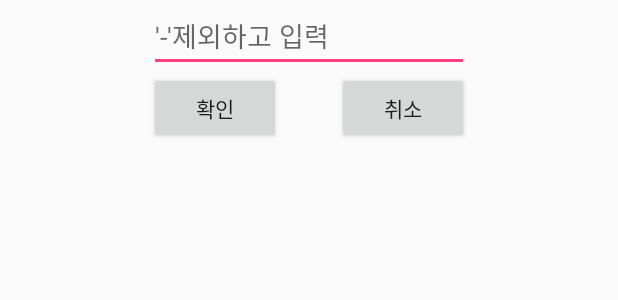
After one commit to KimmTY/capstone, an Android app: the layout activity_add_guest.xml on its own in the app's theme, with its tools: preview values and no code run, on a phone screen of 412 x 824 dp. The commit adds this screen. Shown: the top 300 px of the screen. Run offline under Robolectric (Android 15) with nearby library versions, the phone set to English and light mode, and no system bars.

Commit message:
[명호] Add Guest Dialog 기능 추가

```diff
--- a/myungho/HomeNect/app/build.gradle
+++ b/myungho/HomeNect/app/build.gradle
@@ -24,6 +24,7 @@ dependencies {
     androidTestCompile('com.android.support.test.espresso:espresso-core:2.2.2', {
         exclude group: 'com.android.support', module: 'support-annotations'
     })
+    compile files('libs/pocketsphinx-android-0.8-nolib.jar')
     compile 'com.android.support:support-v4:25.1.0'
     compile 'com.android.support:appcompat-v7:25.1.0'
     compile 'com.android.support:recyclerview-v7:25.1.0'
--- a/myungho/HomeNect/app/src/main/AndroidManifest.xml
+++ b/myungho/HomeNect/app/src/main/AndroidManifest.xml
@@ -5,8 +5,7 @@
     <uses-permission android:name="android.permission.ACCESS_WIFI_STATE" />
     <uses-permission android:name="android.permission.CHANGE_WIFI_STATE" />
     <uses-permission android:name="android.permission.INTERNET" />
-
-    <uses-permission android:name="android.permission.RECORD_AUDIO"/>
+    <uses-permission android:name="android.permission.RECORD_AUDIO" />
     <uses-permission android:name="android.permission.WRITE_EXTERNAL_STORAGE" />
 
     <application
@@ -23,6 +22,9 @@
             </intent-filter>
         </activity>
         <activity android:name=".ScanWifi" />
+        <activity android:name=".AddGuest"
+            android:theme="@style/Theme.AppCompat.Dialog.Alert"
+            android:windowSoftInputMode="stateAlwaysVisible"></activity>
     </application>
 
 </manifest>
--- /dev/null
+++ b/myungho/HomeNect/app/src/main/res/layout/activity_add_guest.xml
@@ -0,0 +1,35 @@
+<?xml version="1.0" encoding="utf-8"?>
+<RelativeLayout xmlns:android="http://schemas.android.com/apk/res/android"
+    xmlns:app="http://schemas.android.com/apk/res-auto"
+    xmlns:tools="http://schemas.android.com/tools"
+    android:layout_width="match_parent"
+    android:layout_height="match_parent"
+    tools:context="com.capstone.sejong.homenect.AddGuest">
+
+    <EditText
+        android:id="@+id/et_phone"
+        android:layout_width="wrap_content"
+        android:layout_height="wrap_content"
+        android:ems="10"
+        android:inputType="phone"
+        android:hint = "'-'제외하고 입력"
+        android:maxLength="11"
+        android:layout_alignParentTop="true"
+        android:layout_centerHorizontal="true" />
+
+    <Button
+        android:id="@+id/btn_ok_phone"
+        android:layout_width="wrap_content"
+        android:layout_height="wrap_content"
+        android:text="확인"
+        android:layout_below="@+id/et_phone"
+        android:layout_alignStart="@+id/et_phone" />
+
+    <Button
+        android:id="@+id/btn_cancel_phone"
+        android:layout_width="wrap_content"
+        android:layout_height="wrap_content"
+        android:text="취소"
+        android:layout_below="@+id/et_phone"
+        android:layout_alignEnd="@+id/et_phone" />
+</RelativeLayout>
```
Also changed, not shown: myungho/HomeNect/app/src/main/java/com/capstone/sejong/homenect/AddGuest.java (added, +53 -0 lines), myungho/HomeNect/app/src/main/java/com/capstone/sejong/homenect/MainActivity.java (+7 -2 lines), myungho/HomeNect/app/src/main/java/com/capstone/sejong/homenect/RVAdapter.java (+23 -8 lines), myungho/HomeNect/app/libs/pocketsphinx-android-0.8-nolib.jar (added), myungho/HomeNect/app/src/main/res/drawable/circle_green.png (added), myungho/HomeNect/app/src/main/res/drawable/circle_red.png (added).
